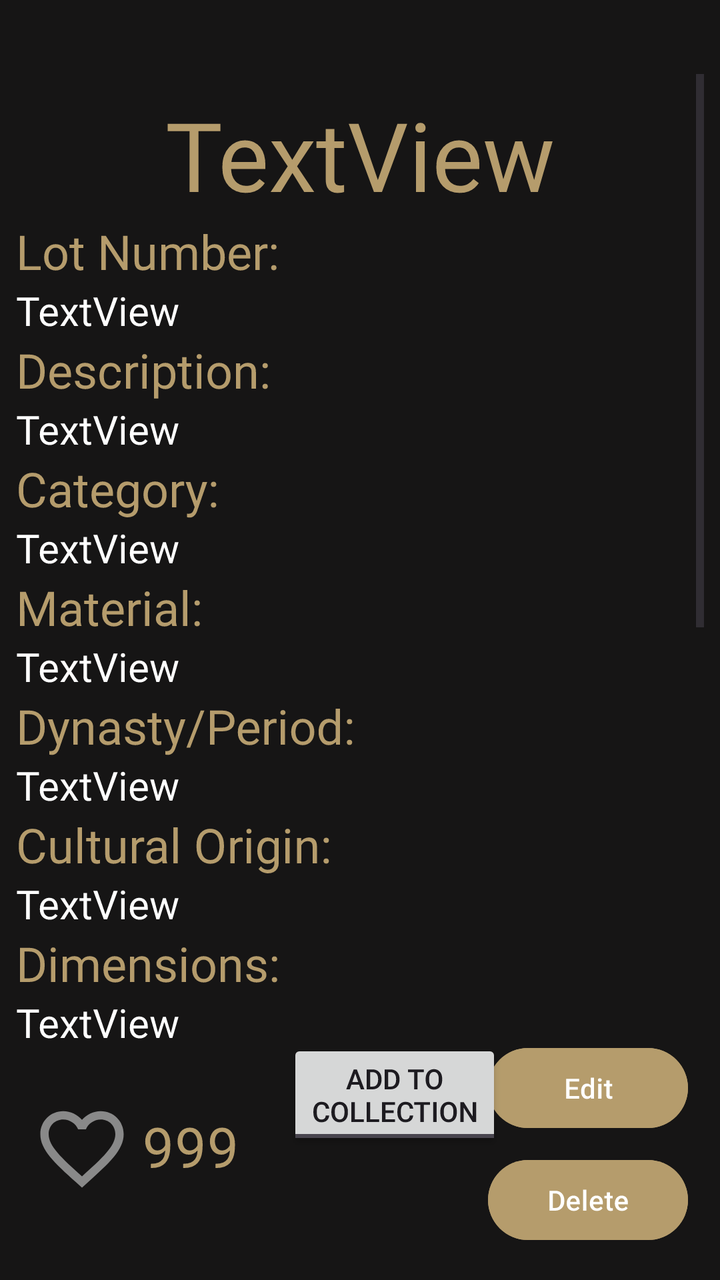
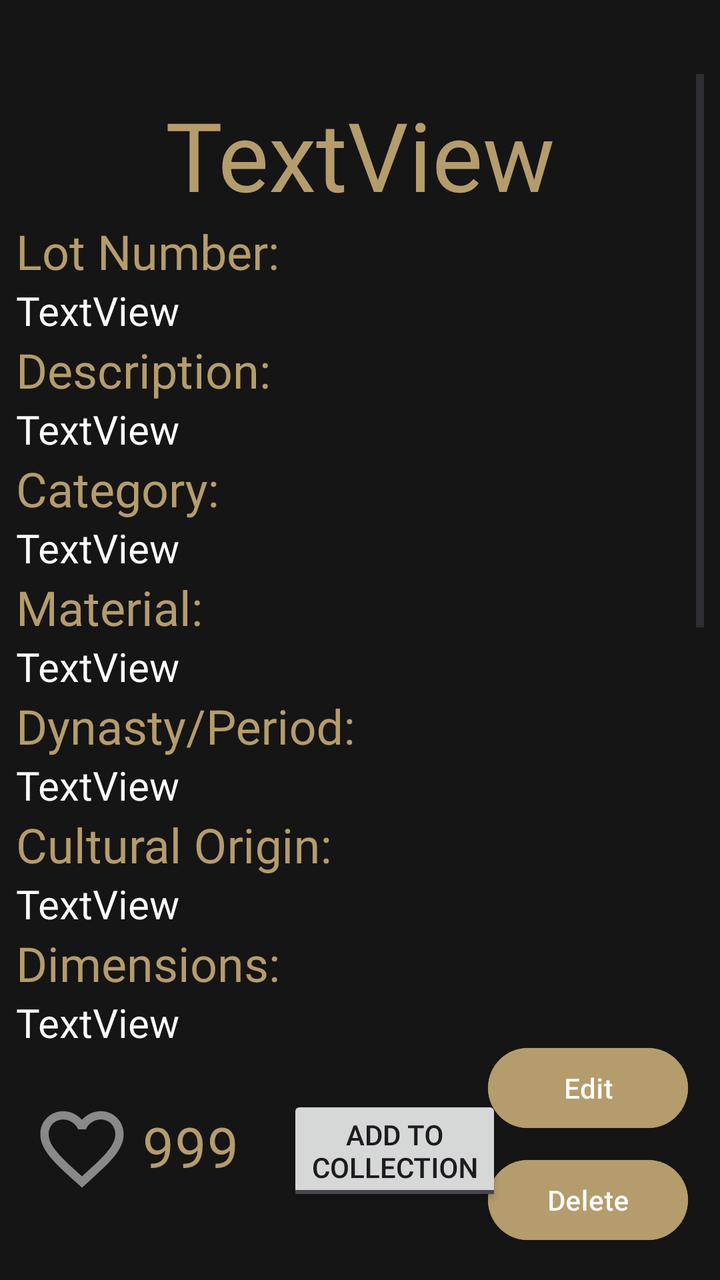

Two renders of the same Android screen: before a commit and after it. Below are the layout's source before the change and the commit's diff.
<!-- AndroidManifest.xml: application theme Theme.B07DemoSummer2024 -->
<!-- res/layout/fragment_expanded_artifact_view.xml -->
<?xml version="1.0" encoding="utf-8"?>
<androidx.constraintlayout.widget.ConstraintLayout xmlns:android="http://schemas.android.com/apk/res/android"
    xmlns:app="http://schemas.android.com/apk/res-auto"
    xmlns:tools="http://schemas.android.com/tools"
    android:layout_width="match_parent"
    android:layout_height="match_parent"
    android:background="@color/softblack"
    android:rotationX="360"
    android:scaleX="1">

    <Button
        android:id="@+id/button"
        android:layout_width="100dp"
        android:layout_height="48dp"
        android:layout_marginEnd="16dp"
        android:layout_marginBottom="16dp"
        android:backgroundTint="@color/lightgold"
        android:text="Delete"
        android:textColorLink="#9B0808"
        app:layout_constraintBottom_toBottomOf="parent"
        app:layout_constraintEnd_toEndOf="parent" />

    <Button
        android:id="@+id/button2"
        android:layout_width="100dp"
        android:layout_height="48dp"
        android:layout_marginEnd="16dp"
        android:layout_marginBottom="8dp"
        android:backgroundTint="@color/lightgold"
        android:text="Edit"
        android:textColorLink="#A4680F"
        app:layout_constraintBottom_toTopOf="@+id/button"
        app:layout_constraintEnd_toEndOf="parent" />

    <ScrollView
        android:id="@+id/scrollView3"
        android:layout_width="0dp"
        android:layout_height="0dp"
        android:layout_marginStart="8dp"
        android:layout_marginTop="37dp"
        android:layout_marginEnd="8dp"
        android:visibility="visible"
        app:layout_constraintBottom_toTopOf="@+id/button2"
        app:layout_constraintEnd_toEndOf="parent"
        app:layout_constraintHorizontal_bias="0.53"
        app:layout_constraintStart_toStartOf="parent"
        app:layout_constraintTop_toTopOf="parent">

        <LinearLayout
            android:id="@+id/linearLayout2"
            android:layout_width="match_parent"
            android:layout_height="wrap_content"
            android:orientation="vertical">

            <ImageView
                android:id="@+id/imageView5"
                android:layout_width="match_parent"
                android:layout_height="wrap_content"
                android:layout_marginTop="8dp"
                android:adjustViewBounds="false" />

            <TextView
                android:id="@+id/name"
                android:layout_width="match_parent"
                android:layout_height="wrap_content"
                android:text="TextView"
                android:textAlignment="center"
                android:textColor="@color/lightgold"
                android:textSize="48sp" />

            <TextView
                android:id="@+id/textView2"
                android:layout_width="match_parent"
                android:layout_height="wrap_content"
                android:text="Lot Number:"
                android:textColor="@color/lightgold"
                android:textSize="24sp" />

            <TextView
                android:id="@+id/Lotnum"
                android:layout_width="match_parent"
                android:layout_height="wrap_content"
                android:text="TextView"
                android:textColor="@color/white"
                android:textSize="20sp" />

            <TextView
                android:id="@+id/textView5"
                android:layout_width="match_parent"
                android:layout_height="wrap_content"
                android:text="Description:"
                android:textColor="@color/lightgold"
                android:textSize="24sp" />

            <TextView
                android:id="@+id/description"
                android:layout_width="match_parent"
                android:layout_height="wrap_content"
                android:text="TextView"
                android:textColor="@color/white"
                android:textSize="20sp" />

            <TextView
                android:id="@+id/textView6"
                android:layout_width="match_parent"
                android:layout_height="wrap_content"
                android:text="Category:"
                android:textColor="@color/lightgold"
                android:textSize="24sp" />

            <TextView
                android:id="@+id/category"
                android:layout_width="match_parent"
                android:layout_height="wrap_content"
                android:text="TextView"
                android:textColor="@color/white"
                android:textSize="20sp" />

            <TextView
                android:id="@+id/textView7"
                android:layout_width="match_parent"
                android:layout_height="wrap_content"
                android:text="Material:"
                android:textColor="@color/lightgold"
                android:textSize="24sp" />

            <TextView
                android:id="@+id/material"
                android:layout_width="match_parent"
                android:layout_height="wrap_content"
                android:text="TextView"
                android:textColor="@color/white"
                android:textSize="20sp" />

            <TextView
                android:id="@+id/textView8"
                android:layout_width="match_parent"
                android:layout_height="wrap_content"
                android:text="Dynasty/Period:"
                android:textColor="@color/lightgold"
                android:textSize="24sp" />

            <TextView
                android:id="@+id/dynastyPeriod"
                android:layout_width="match_parent"
                android:layout_height="wrap_content"
                android:text="TextView"
                android:textColor="@color/white"
                android:textSize="20sp" />

            <TextView
                android:id="@+id/textView9"
                android:layout_width="match_parent"
                android:layout_height="wrap_content"
                android:text="Cultural Origin:"
                android:textColor="@color/lightgold"
                android:textSize="24sp" />

            <TextView
                android:id="@+id/culturalOrigin"
                android:layout_width="match_parent"
                android:layout_height="wrap_content"
                android:text="TextView"
                android:textColor="@color/white"
                android:textSize="20sp" />

            <TextView
                android:id="@+id/textView10"
                android:layout_width="match_parent"
                android:layout_height="wrap_content"
                android:text="Dimensions:"
                android:textColor="@color/lightgold"
                android:textSize="24sp" />

            <TextView
                android:id="@+id/dimensions"
                android:layout_width="match_parent"
                android:layout_height="wrap_content"
                android:text="TextView"
                android:textColor="@color/white"
                android:textSize="20sp" />

            <TextView
                android:id="@+id/textView11"
                android:layout_width="match_parent"
                android:layout_height="wrap_content"
                android:text="Condition:"
                android:textColor="@color/lightgold"
                android:textSize="24sp" />

            <TextView
                android:id="@+id/conditionReport"
                android:layout_width="match_parent"
                android:layout_height="wrap_content"
                android:text="TextView"
                android:textColor="@color/white"
                android:textSize="20sp" />

            <TextView
                android:id="@+id/textView12"
                android:layout_width="match_parent"
                android:layout_height="wrap_content"
                android:text="Current Location:"
                android:textColor="@color/lightgold"
                android:textSize="24sp" />

            <TextView
                android:id="@+id/currentLocation"
                android:layout_width="match_parent"
                android:layout_height="wrap_content"
                android:text="TextView"
                android:textColor="@color/white"
                android:textSize="20sp" />

            <TextView
                android:id="@+id/textView13"
                android:layout_width="match_parent"
                android:layout_height="wrap_content"
                android:text="Aquisistion Method:"
                android:textColor="@color/lightgold"
                android:textSize="24sp" />

            <TextView
                android:id="@+id/acquisitionMethod"
                android:layout_width="match_parent"
                android:layout_height="wrap_content"
                android:text="TextView"
                android:textColor="@color/white"
                android:textSize="20sp" />

            <TextView
                android:id="@+id/textView14"
                android:layout_width="match_parent"
                android:layout_height="wrap_content"
                android:text="Provenance: "
                android:textColor="@color/lightgold"
                android:textSize="24sp" />

            <TextView
                android:id="@+id/provenance"
                android:layout_width="match_parent"
                android:layout_height="wrap_content"
                android:text="TextView"
                android:textColor="@color/white"
                android:textSize="20sp" />

            <TextView
                android:id="@+id/textView15"
                android:layout_width="match_parent"
                android:layout_height="wrap_content"
                android:text="Accession Number:"
                android:textColor="@color/lightgold"
                android:textSize="24sp" />

            <TextView
                android:id="@+id/accessionNumber"
                android:layout_width="match_parent"
                android:layout_height="wrap_content"
                android:text="TextView"
                android:textColor="@color/white"
                android:textSize="20sp" />

            <TextView
                android:id="@+id/textView16"
                android:layout_width="match_parent"
                android:layout_height="wrap_content"
                android:text="Notes: "
                android:textColor="@color/lightgold"
                android:textSize="24sp" />

            <TextView
                android:id="@+id/notes"
                android:layout_width="match_parent"
                android:layout_height="wrap_content"
                android:text="TextView"
                android:textColor="@color/white"
                android:textSize="20sp" />


        </LinearLayout>
    </ScrollView>

    <ToggleButton
        android:id="@+id/saveArtifactToggle"
        android:layout_width="wrap_content"
        android:layout_height="wrap_content"
        android:layout_marginStart="24dp"
        android:layout_marginBottom="65dp"
        android:allowUndo="false"
        android:checked="false"
        android:clickable="true"
        android:focusable="true"
        android:lines="2"
        android:textOff="Add to\nCollection"
        android:textOn="Remove from\nCollection"
        app:layout_constraintBottom_toBottomOf="parent"
        app:layout_constraintStart_toEndOf="@+id/likeButton" />

    <CheckBox
        android:id="@+id/likeButton"
        android:layout_width="wrap_content"
        android:layout_height="67dp"
        android:layout_marginStart="16dp"
        android:layout_marginBottom="32dp"

        android:button="@null"
        android:drawableStart="@drawable/heart_selector"
        android:drawablePadding="5dp"

        android:includeFontPadding="false"
        android:text="999"
        android:textColor="@color/lightgold"
        android:textSize="28sp"
        app:layout_constraintBottom_toBottomOf="parent"
        app:layout_constraintStart_toStartOf="parent"
        app:useMaterialThemeColors="false" />

</androidx.constraintlayout.widget.ConstraintLayout>
<!-- resources referenced by this layout -->
<resources>
  <color name="lightgold">#B59C6C</color>
  <color name="softblack">#161515</color>
  <color name="white">#FFFFFFFF</color>
  <!-- drawable heart_selector (drawable) -->
  <?xml version="1.0" encoding="utf-8"?>
  <selector xmlns:android="http://schemas.android.com/apk/res/android">
  
      <item
          android:state_checked="true"
          android:drawable="@drawable/heart_filled"/>
  
      <item
          android:state_checked="false"
          android:drawable="@drawable/heart_border"/>
  
  </selector>
  <style name="Theme.B07DemoSummer2024" parent="Base.Theme.B07DemoSummer2024" />
  <!-- drawable heart_filled (drawable) -->
  <vector
      xmlns:android="http://schemas.android.com/apk/res/android"
      android:height="50dp"
      android:viewportHeight="24"
      android:viewportWidth="24"
      android:width="50dp">
        
      <path
          android:fillColor="@color/liked"
          android:pathData="M12,21.35l-1.45,-1.32C5.4,15.36 2,12.28 2,8.5 2,5.42 4.42,3 7.5,3c1.74,0 3.41,0.81 4.5,2.09C13.09,3.81 14.76,3 16.5,3 19.58,3 22,5.42 22,8.5c0,3.78 -3.4,6.86 -8.55,11.54L12,21.35z"/>
      
  </vector>
  <!-- drawable heart_border (drawable) -->
  <vector
      xmlns:android="http://schemas.android.com/apk/res/android"
      android:height="50dp"
      android:viewportHeight="24"
      android:viewportWidth="24"
      android:width="50dp">
        
      <path
          android:fillColor="@color/editor_hint"
          android:pathData="M16.5,3c-1.74,0 -3.41,0.81 -4.5,2.09C10.91,3.81 9.24,3 7.5,3 4.42,3 2,5.42 2,8.5c0,3.78 3.4,6.86 8.55,11.54L12,21.35l1.45,-1.32C18.6,15.36 22,12.28 22,8.5 22,5.42 19.58,3 16.5,3zM12.1,18.55l-0.1,0.1 -0.1,-0.1C7.14,14.24 4,11.39 4,8.5 4,6.5 5.5,5 7.5,5c1.54,0 3.04,0.99 3.57,2.36h1.87C13.46,5.99 14.96,5 16.5,5c2,0 3.5,1.5 3.5,3.5 0,2.89 -3.14,5.74 -7.9,10.05z"/>
      
  </vector>
  <style name="Base.Theme.B07DemoSummer2024" parent="Theme.Material3.DayNight.NoActionBar">
          
          
          <item name="android:statusBarColor">@color/softblack</item>
          <item name="android:navigationBarColor">@color/softblack</item>
      </style>
  <color name="liked">#E06FD8</color>
  <color name="editor_hint">#FF898989</color>
</resources>

<!-- the commit's change to res/layout/fragment_expanded_artifact_view.xml (unified diff, before → after) -->
@@ -285,7 +285,7 @@
         android:layout_width="wrap_content"
         android:layout_height="wrap_content"
         android:layout_marginStart="24dp"
-        android:layout_marginBottom="65dp"
+        android:layout_marginBottom="37dp"
         android:allowUndo="false"
         android:checked="false"
         android:clickable="true"
